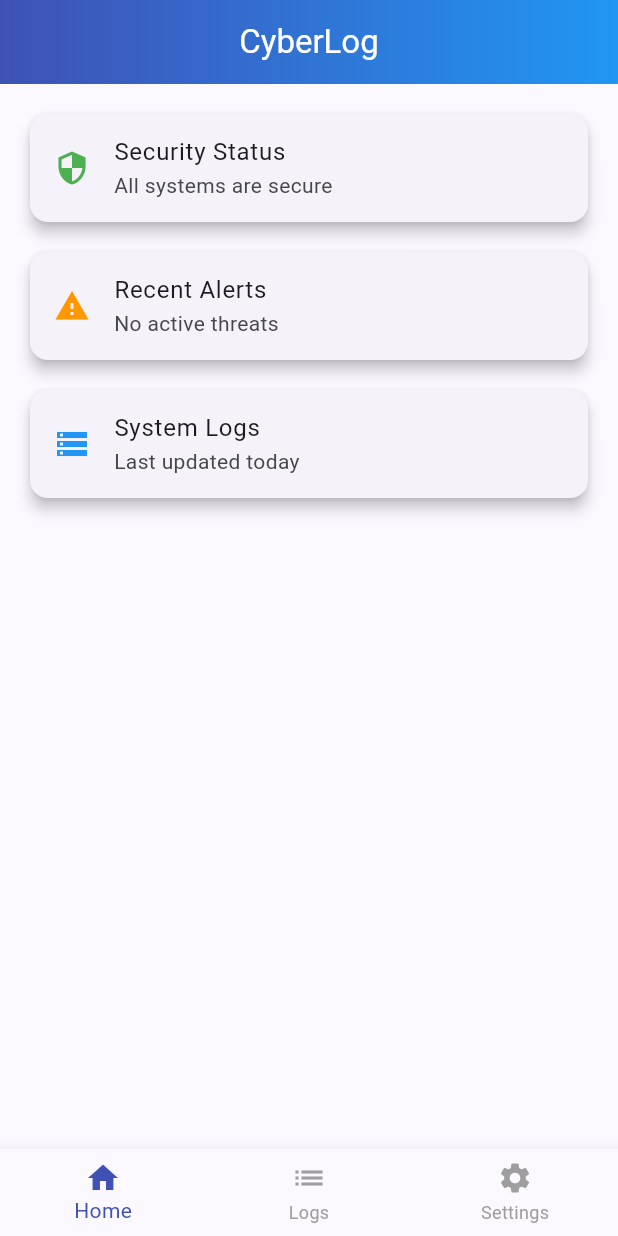
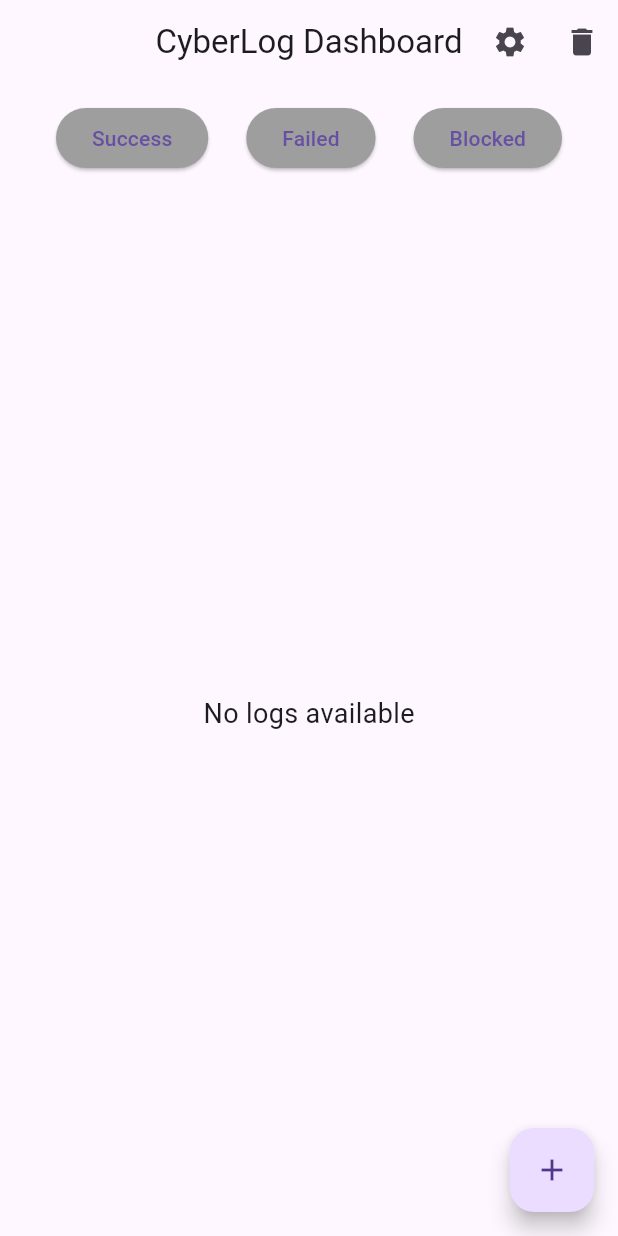
Before and after one commit to DevanshBakrania/Cyberlog, a Flutter app: the screen it shows after launch, on a phone screen of 412 x 824 dp. Run offline on Flutter 3.47's test engine with Material 3 defaults, Android fonts, the phone set to English and light mode, and no system bars.

Commit message:
Update main.dart

```diff
--- a/lib/main.dart
+++ b/lib/main.dart
@@ -1,202 +1,238 @@
 import 'package:flutter/material.dart';
+import 'package:provider/provider.dart';
 
 void main() {
-  runApp(const CyberLogApp());
+  runApp(
+    MultiProvider(
+      providers: [
+        ChangeNotifierProvider(create: (_) => LogProvider()),
+        ChangeNotifierProvider(create: (_) => SettingsProvider()),
+      ],
+      child: const MyApp(),
+    ),
+  );
 }
 
-class CyberLogApp extends StatelessWidget {
-  const CyberLogApp({super.key});
+class Log {
+  final String action;
+  final DateTime time;
+  final String status;
+
+  Log(this.action, this.time, this.status);
+}
+
+class LogProvider extends ChangeNotifier {
+  final List<Log> _logs = [];
+
+  List<Log> get logs => _logs;
+
+  void addLog(String action, String status) {
+    _logs.add(Log(action, DateTime.now(), status));
+    notifyListeners();
+  }
+
+  void clearLogs() {
+    _logs.clear();
+    notifyListeners();
+  }
+}
+
+class SettingsProvider extends ChangeNotifier {
+  bool isDarkMode = false;
+  String defaultStatus = "Success";
+
+  void toggleTheme() {
+    isDarkMode = !isDarkMode;
+    notifyListeners();
+  }
+
+  void setDefaultStatus(String status) {
+    defaultStatus = status;
+    notifyListeners();
+  }
+}
+
+class MyApp extends StatelessWidget {
+  const MyApp({super.key});
 
   @override
   Widget build(BuildContext context) {
+    return Consumer<SettingsProvider>(
+      builder: (context, settings, child) {
         return MaterialApp(
           debugShowCheckedModeBanner: false,
           title: 'CyberLog',
           theme: ThemeData(
+            brightness:
+            settings.isDarkMode ? Brightness.dark : Brightness.light,
             useMaterial3: true,
-        colorScheme: ColorScheme.fromSeed(
-          seedColor: Colors.indigo,
           ),
-        appBarTheme: const AppBarTheme(
-          centerTitle: true,
-          backgroundColor: Colors.indigo,
-          foregroundColor: Colors.white,
-        ),
-        bottomNavigationBarTheme: const BottomNavigationBarThemeData(
-          selectedItemColor: Colors.indigo,
-          unselectedItemColor: Colors.grey,
-        ),
-      ),
-
-      home: const DashboardScreen(),
+          home: const CyberLogScreen(),
+        );
+      },
     );
   }
 }
 
-class DashboardScreen extends StatefulWidget {
-  const DashboardScreen({super.key});
+class CyberLogScreen extends StatefulWidget {
+  const CyberLogScreen({super.key});
 
   @override
-  State<DashboardScreen> createState() => _DashboardScreenState();
+  State<CyberLogScreen> createState() => _CyberLogScreenState();
 }
 
-class _DashboardScreenState extends State<DashboardScreen> {
-  int currentIndex = 0;
-
-  final List<Widget> screens = [
-    const HomeScreen(),
-    const LogsScreen(),
-    const SettingsScreen(),
-  ];
+class _CyberLogScreenState extends State<CyberLogScreen> {
+  String? selectedStatus;
 
   @override
   Widget build(BuildContext context) {
+    final settings = Provider.of<SettingsProvider>(context, listen: false);
+
     return Scaffold(
       appBar: AppBar(
-        title: const Text('CyberLog'),
-        flexibleSpace: Container(
-          decoration: const BoxDecoration(
-            gradient: LinearGradient(
-              colors: [Colors.indigo, Colors.blue],
+        title: const Text("CyberLog Dashboard"),
+        centerTitle: true,
+        actions: [
+          IconButton(
+            icon: const Icon(Icons.settings),
+            onPressed: () {
+              Navigator.push(
+                  context,
+                  MaterialPageRoute(
+                      builder: (_) => const SettingsScreen()));
+            },
           ),
+          IconButton(
+            icon: const Icon(Icons.delete),
+            onPressed: () {
+              Provider.of<LogProvider>(context, listen: false).clearLogs();
+            },
           ),
+        ],
+      ),
+
+      body: Column(
+        children: [
+          Padding(
+            padding: const EdgeInsets.all(12.0),
+            child: Row(
+              mainAxisAlignment: MainAxisAlignment.spaceEvenly,
+              children: ["Success", "Failed", "Blocked"].map((status) {
+                final isSelected = selectedStatus == status;
+                return ElevatedButton(
+                  onPressed: () {
+                    setState(() {
+                      selectedStatus = status;
+                    });
+                  },
+                  style: ElevatedButton.styleFrom(
+                      backgroundColor: isSelected ? Colors.blue : Colors.grey),
+                  child: Text(status),
+                );
+              }).toList(),
             ),
           ),
 
-      body: screens[currentIndex],
+          Expanded(
+            child: Consumer<LogProvider>(
+              builder: (context, logProvider, child) {
+                if (logProvider.logs.isEmpty) {
+                  return const Center(
+                    child: Text(
+                      "No logs available",
+                      style: TextStyle(fontSize: 18),
+                    ),
+                  );
+                }
 
-      bottomNavigationBar: BottomNavigationBar(
-        currentIndex: currentIndex,
-        onTap: (index) {
+                return ListView.builder(
+                  itemCount: logProvider.logs.length,
+                  itemBuilder: (context, index) {
+                    final log = logProvider.logs[index];
+
+                    return Card(
+                      margin: const EdgeInsets.symmetric(
+                          horizontal: 12, vertical: 6),
+                      child: ListTile(
+                        leading: const Icon(Icons.security),
+                        title: Text(log.action),
+                        subtitle: Text(
+                            "${log.status} • ${log.time.hour}:${log.time.minute.toString().padLeft(2, '0')}"),
+                        trailing: Icon(
+                          log.status == "Success"
+                              ? Icons.check_circle
+                              : log.status == "Blocked"
+                              ? Icons.block
+                              : Icons.error,
+                          color: log.status == "Success"
+                              ? Colors.lightGreen
+                              : log.status == "Blocked"
+                              ? Colors.orangeAccent
+                              : Colors.redAccent
+                        ),
+                      ),
+                    );
+                  },
+                );
+              },
+            ),
+          ),
+        ],
+      ),
+
+      floatingActionButton: FloatingActionButton(
+        onPressed: () {
+          final logStatus =
+              selectedStatus ?? settings.defaultStatus;
+          Provider.of<LogProvider>(context, listen: false)
+              .addLog("Security Scan", logStatus);
           setState(() {
-            currentIndex = index;
+            selectedStatus = null;
           });
         },
-        items: const [
-          BottomNavigationBarItem(
-            icon: Icon(Icons.home),
-            label: 'Home',
-          ),
-          BottomNavigationBarItem(
-            icon: Icon(Icons.list),
-            label: 'Logs',
-          ),
-          BottomNavigationBarItem(
-            icon: Icon(Icons.settings),
-            label: 'Settings',
-          ),
-        ],
+        child: const Icon(Icons.add),
       ),
     );
   }
 }
 
-class HomeScreen extends StatelessWidget {
-  const HomeScreen({super.key});
+class SettingsScreen extends StatelessWidget {
+  const SettingsScreen({super.key});
 
   @override
   Widget build(BuildContext context) {
-    return Padding(
-      padding: const EdgeInsets.all(16),
+    final settings = Provider.of<SettingsProvider>(context);
+
+    return Scaffold(
+      appBar: AppBar(title: const Text("Settings")),
+      body: Padding(
+        padding: const EdgeInsets.all(16.0),
         child: Column(
-        children: const [
-          Card(
-            elevation: 4,
-            child: ListTile(
-              leading: Icon(Icons.security, color: Colors.green),
-              title: Text('Security Status'),
-              subtitle: Text('All systems are secure'),
+          children: [
+            SwitchListTile(
+              title: const Text("Dark Mode"),
+              value: settings.isDarkMode,
+              onChanged: (_) => settings.toggleTheme(),
             ),
-          ),
-          SizedBox(height: 12),
-          Card(
-            elevation: 4,
-            child: ListTile(
-              leading: Icon(Icons.warning, color: Colors.orange),
-              title: Text('Recent Alerts'),
-              subtitle: Text('No active threats'),
-            ),
-          ),
-          SizedBox(height: 12),
-          Card(
-            elevation: 4,
-            child: ListTile(
-              leading: Icon(Icons.storage, color: Colors.blue),
-              title: Text('System Logs'),
-              subtitle: Text('Last updated today'),
-            ),
+            const SizedBox(height: 20),
+            const Text("Default Status", style: TextStyle(fontSize: 16)),
+            const SizedBox(height: 10),
+
+            Row(
+              mainAxisAlignment: MainAxisAlignment.spaceEvenly,
+              children: ["Success", "Failed", "Blocked"].map((status) {
+                final isSelected = settings.defaultStatus == status;
+                return ElevatedButton(
+                  onPressed: () => settings.setDefaultStatus(status),
+                  style: ElevatedButton.styleFrom(
+                      backgroundColor: isSelected ? Colors.blue : Colors.grey),
+                  child: Text(status),
+                );
+              }).toList(),
             ),
           ],
+        ),
       ),
     );
   }
 }
-
-class LogsScreen extends StatelessWidget {
-  const LogsScreen({super.key});
-
-  @override
-  Widget build(BuildContext context) {
-    return ListView(
-      padding: const EdgeInsets.all(16),
-      children: const [
-        ListTile(
-          leading: Icon(Icons.check_circle, color: Colors.green),
-          title: Text('Login Successful'),
-          subtitle: Text('Today • 10:30 AM'),
-        ),
-        Divider(),
-        ListTile(
-          leading: Icon(Icons.block, color: Colors.red),
-          title: Text('Blocked Access Attempt'),
-          subtitle: Text('Yesterday • 9:15 PM'),
-        ),
-        Divider(),
-        ListTile(
-          leading: Icon(Icons.info, color: Colors.blue),
-          title: Text('System Scan Completed'),
-          subtitle: Text('Yesterday • 6:00 PM'),
-        ),
-      ],
-    );
-  }
-}
-
-class SettingsScreen extends StatefulWidget {
-  const SettingsScreen({super.key});
-
-  @override
-  State<SettingsScreen> createState() => _SettingsScreenState();
-}
-
-class _SettingsScreenState extends State<SettingsScreen> {
-  bool notificationsEnabled = true;
-  bool darkModeEnabled = false;
-
-  @override
-  Widget build(BuildContext context) {
-    return ListView(
-      padding: const EdgeInsets.all(16),
-      children: [
-        SwitchListTile(
-          title: const Text('Enable Notifications'),
-          value: notificationsEnabled,
-          onChanged: (value) {
-            setState(() {
-              notificationsEnabled = value;
-            });
-          },
-        ),
-        SwitchListTile(
-          title: const Text('Dark Mode'),
-          value: darkModeEnabled,
-          onChanged: (value) {
-            setState(() {
-              darkModeEnabled = value;
-            });
-          },
-        ),
-      ],
-    );
-  }
-}
```
Lines whose indentation alone changed are shown as unchanged.
